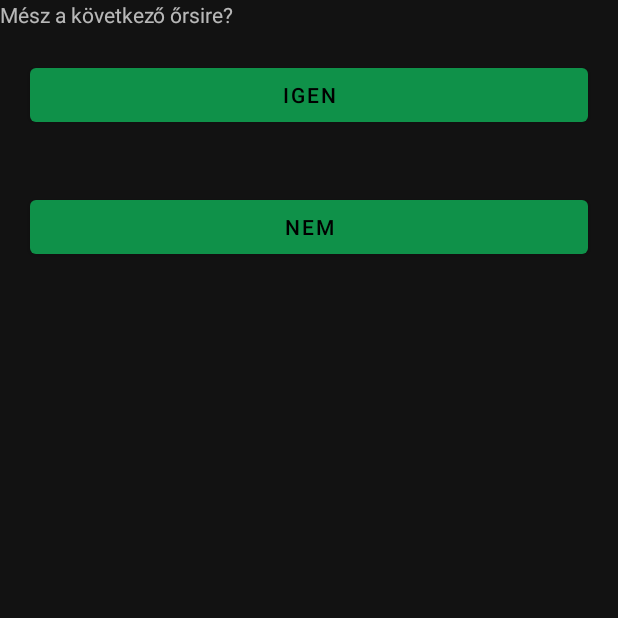
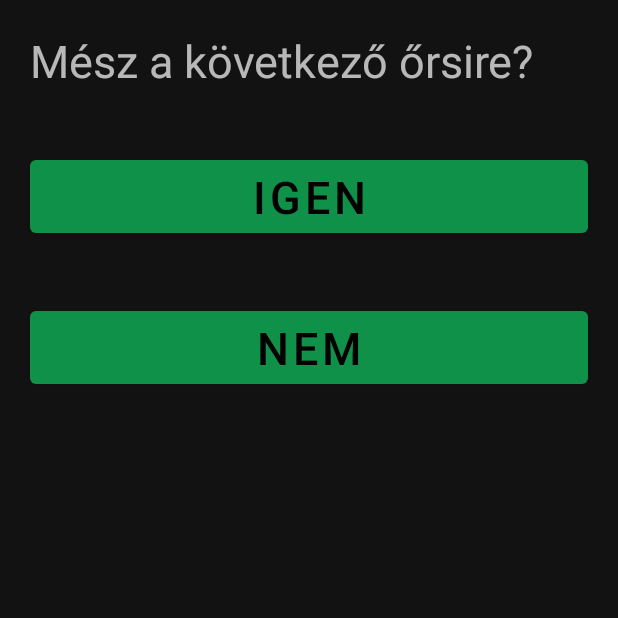
Before and after one commit to Abokyy/A802app, an Android app: the GoingToPatrolMeetingActivity screen opened directly, with no data from a screen before it, on a phone screen of 412 x 824 dp, the top half of it. Run offline under Robolectric (Android 15) with nearby library versions, the phone set to English and light mode, and no system bars; our stand-ins replace Firebase (no records; nobody signed in at launch, a user with empty details on screens opened directly).

Commit message:
Going to next meeting notification update

```diff
--- a/src/main/java/csapat/app/GoingToPatrolMeetingActivity.java
+++ /dev/null
@@ -1,12 +0,0 @@
-package csapat.app;
-
-import android.os.Bundle;
-
-public class GoingToPatrolMeetingActivity extends BaseCompat {
-
-    @Override
-    protected void onCreate(Bundle savedInstanceState) {
-        super.onCreate(savedInstanceState);
-        setContentView(R.layout.activity_going_to_patrol_meeting);
-    }
-}
--- /dev/null
+++ b/src/main/java/csapat/app/GoingToPatrolMeetingActivity.kt
@@ -0,0 +1,49 @@
+package csapat.app
+
+import android.os.Bundle
+import android.widget.Toast
+import com.google.firebase.firestore.DocumentReference
+import com.google.firebase.firestore.FieldValue
+import csapat.app.supportFiles.SaveSharedPreference
+import csapat.app.teamstructure.model.AppUser
+import kotlinx.android.synthetic.main.activity_going_to_patrol_meeting.*
+
+class GoingToPatrolMeetingActivity : BaseCompat() {
+
+    private lateinit var responderUser: AppUser
+
+    override fun onCreate(savedInstanceState: Bundle?) {
+        super.onCreate(savedInstanceState)
+        setContentView(R.layout.activity_going_to_patrol_meeting)
+
+        responderUser = SaveSharedPreference.getAppUser(applicationContext)
+
+
+        yesResponseBtn.setOnClickListener {
+            val docRef: DocumentReference = db.collection("patrols").document(responderUser.patrol)
+            docRef.update("nextMeetingAttendance", FieldValue.arrayUnion(responderUser.fullName))
+                    .addOnSuccessListener {
+                        db.collection("users")
+                                .document(responderUser.userID)
+                                .update("answeredNextMeetingRequest", true)
+                                .addOnSuccessListener {
+                                    Toast.makeText(this, "Igen válasz elküldve.", Toast.LENGTH_LONG).show()
+                                    SaveSharedPreference.setPrefUserAnsweredToNextMeeting(this, responderUser, true)
+                                    finish()
+                                }
+                    }
+        }
+
+        noResponseBtn.setOnClickListener {
+            db.collection("users")
+                    .document(responderUser.userID)
+                    .update("answeredNextMeetingRequest", true)
+                    .addOnSuccessListener {
+                        Toast.makeText(this, "Nem válasz elküldve.", Toast.LENGTH_LONG).show()
+                        SaveSharedPreference.setPrefUserAnsweredToNextMeeting(this, responderUser, true)
+                        finish()
+                    }
+        }
+
+    }
+}
--- a/src/main/java/csapat/app/badgesystem/SendTaskActivity.kt
+++ b/src/main/java/csapat/app/badgesystem/SendTaskActivity.kt
@@ -43,6 +43,7 @@ class SendTaskActivity : BaseCompat() {
         submitTaskSolutionBtn.setOnClickListener {
 
             if(image == null) {
+                hideKeyboard(currentFocus)
                 Toast.makeText(this, "Csatolj a megoldásodhoz képet!", Toast.LENGTH_LONG).show()
                 return@setOnClickListener
             }
--- a/src/main/res/layout/activity_going_to_patrol_meeting.xml
+++ b/src/main/res/layout/activity_going_to_patrol_meeting.xml
@@ -8,18 +8,24 @@
     <TextView
         android:layout_width="match_parent"
         android:layout_height="wrap_content"
-        android:text="Mész a következő őrsire?"/>
+        android:textSize="30sp"
+        android:layout_margin="20dp"
+        android:text="@string/going_to_next_meeting"/>
 
     <Button
+        android:id="@+id/yesResponseBtn"
         android:layout_width="match_parent"
         android:layout_height="wrap_content"
-        android:text="IGEN"
+        android:text="@string/yes"
+        android:textSize="30sp"
         android:layout_margin="20dp"/>
 
     <Button
+        android:id="@+id/noResponseBtn"
         android:layout_width="match_parent"
         android:layout_height="wrap_content"
-        android:text="NEM"
+        android:text="@string/no"
+        android:textSize="30sp"
         android:layout_margin="20dp"/>
 
 
--- a/src/main/res/values/strings.xml
+++ b/src/main/res/values/strings.xml
@@ -54,4 +54,6 @@
     <string name="support_ad">Támogató reklám (béta)</string>
     <string name="yes">Igen</string>
     <string name="there_is_nothing_here">Nincs itt semmi :(</string>
+    <string name="going_to_next_meeting">Mész a következő őrsire?</string>
+    <string name="no">Nem</string>
 </resources>
```
Also changed, not shown: 1 other file.
